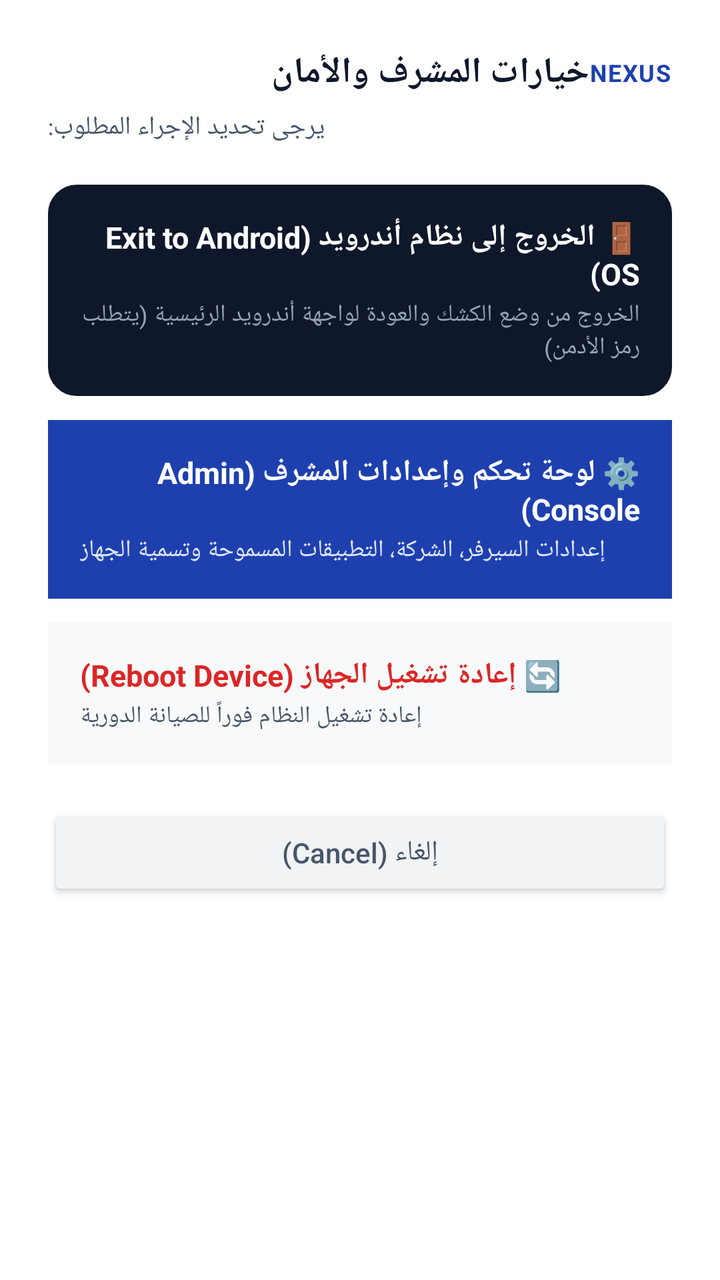
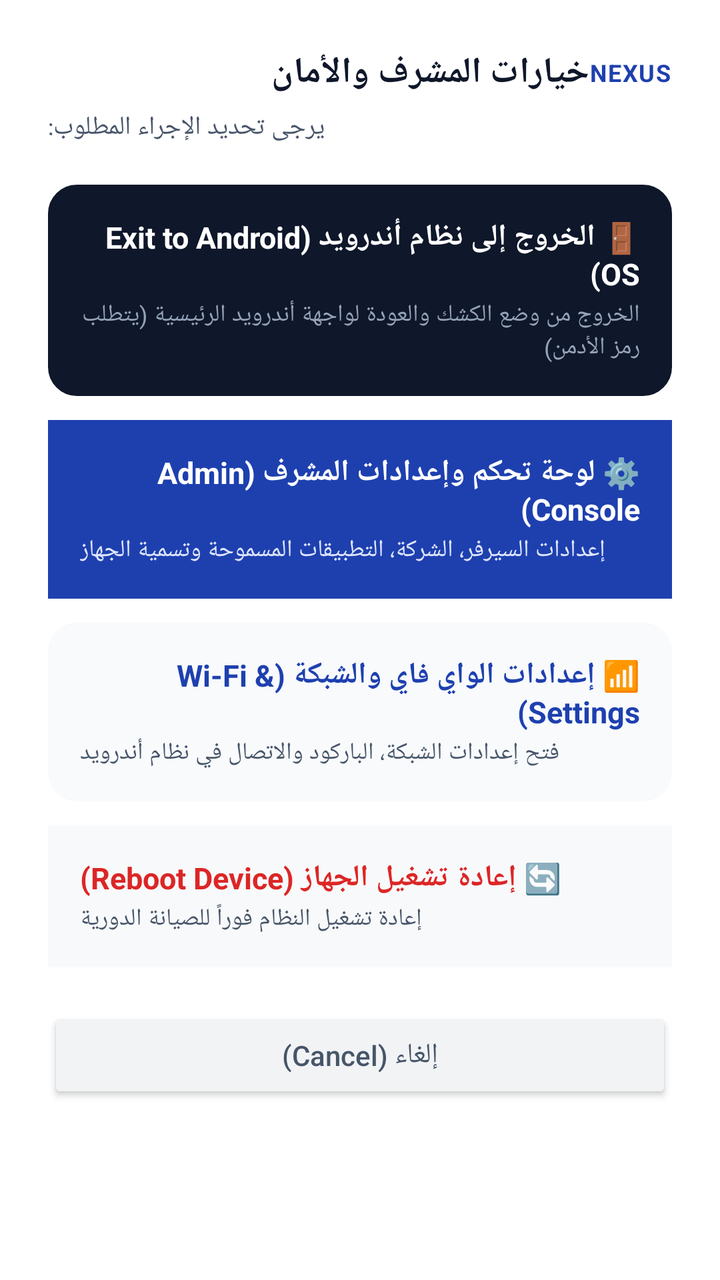

Before-and-after screenshots of an Android layout around one commit, followed by the original layout XML and the change that was made.
<!-- AndroidManifest.xml: application theme Theme.NexusDPC -->
<!-- res/layout/dialog_kiosk_security_menu.xml -->
<?xml version="1.0" encoding="utf-8"?>
<LinearLayout xmlns:android="http://schemas.android.com/apk/res/android"
    android:layout_width="match_parent"
    android:layout_height="wrap_content"
    android:background="@color/nexus_bg_light"
    android:orientation="vertical"
    android:padding="24dp">

    
    <LinearLayout
        android:layout_width="match_parent"
        android:layout_height="wrap_content"
        android:gravity="center_vertical"
        android:orientation="horizontal"
        android:layout_marginBottom="6dp">

        <TextView
            android:layout_width="0dp"
            android:layout_height="wrap_content"
            android:layout_weight="1"
            android:text="خيارات المشرف والأمان"
            android:textColor="@color/nexus_text_primary"
            android:textSize="18sp"
            android:textStyle="bold" />

        <TextView
            android:layout_width="wrap_content"
            android:layout_height="wrap_content"
            android:text="NEXUS"
            android:textColor="@color/nexus_royal_blue"
            android:textSize="12sp"
            android:textStyle="bold"
            android:letterSpacing="0.05" />
    </LinearLayout>

    <TextView
        android:layout_width="wrap_content"
        android:layout_height="wrap_content"
        android:text="يرجى تحديد الإجراء المطلوب:"
        android:textColor="@color/nexus_text_secondary"
        android:textSize="13sp"
        android:layout_marginBottom="20dp" />

    
    <LinearLayout
        android:id="@+id/btnSecurityExitToAndroid"
        android:layout_width="match_parent"
        android:layout_height="wrap_content"
        android:background="@drawable/bg_card"
        android:backgroundTint="#0F172A"
        android:orientation="vertical"
        android:padding="16dp"
        android:clickable="true"
        android:focusable="true"
        android:layout_marginBottom="12dp">

        <TextView
            android:layout_width="wrap_content"
            android:layout_height="wrap_content"
            android:text="🚪 الخروج إلى نظام أندرويد (Exit to Android OS)"
            android:textColor="#FFFFFF"
            android:textSize="15sp"
            android:textStyle="bold" />

        <TextView
            android:layout_width="wrap_content"
            android:layout_height="wrap_content"
            android:text="الخروج من وضع الكشك والعودة لواجهة أندرويد الرئيسية (يتطلب رمز الأدمن)"
            android:textColor="#94A3B8"
            android:textSize="12sp"
            android:layout_marginTop="2dp" />
    </LinearLayout>

    
    <LinearLayout
        android:id="@+id/btnSecurityAdminPin"
        android:layout_width="match_parent"
        android:layout_height="wrap_content"
        android:background="@color/nexus_royal_blue"
        android:orientation="vertical"
        android:padding="16dp"
        android:clickable="true"
        android:focusable="true"
        android:layout_marginBottom="12dp">

        <TextView
            android:layout_width="wrap_content"
            android:layout_height="wrap_content"
            android:text="⚙️ لوحة تحكم وإعدادات المشرف (Admin Console)"
            android:textColor="#FFFFFF"
            android:textSize="15sp"
            android:textStyle="bold" />

        <TextView
            android:layout_width="wrap_content"
            android:layout_height="wrap_content"
            android:text="إعدادات السيرفر، الشركة، التطبيقات المسموحة وتسمية الجهاز"
            android:textColor="#E0E7FF"
            android:textSize="12sp"
            android:layout_marginTop="2dp" />
    </LinearLayout>

    
    <LinearLayout
        android:id="@+id/btnSecurityReboot"
        android:layout_width="match_parent"
        android:layout_height="wrap_content"
        android:background="@color/nexus_surface_light"
        android:orientation="vertical"
        android:padding="16dp"
        android:clickable="true"
        android:focusable="true"
        android:layout_marginBottom="20dp">

        <TextView
            android:layout_width="wrap_content"
            android:layout_height="wrap_content"
            android:text="🔄 إعادة تشغيل الجهاز (Reboot Device)"
            android:textColor="@color/nexus_red"
            android:textSize="15sp"
            android:textStyle="bold" />

        <TextView
            android:layout_width="wrap_content"
            android:layout_height="wrap_content"
            android:text="إعادة تشغيل النظام فوراً للصيانة الدورية"
            android:textColor="@color/nexus_text_secondary"
            android:textSize="12sp"
            android:layout_marginTop="2dp" />
    </LinearLayout>

    
    <Button
        android:id="@+id/btnSecurityCancel"
        android:layout_width="match_parent"
        android:layout_height="wrap_content"
        android:backgroundTint="@color/nexus_surface_subtle"
        android:text="إلغاء (Cancel)"
        android:textAllCaps="false"
        android:textColor="@color/nexus_text_secondary"
        android:textSize="14sp" />

</LinearLayout>
<!-- resources referenced by this layout -->
<resources>
  <color name="nexus_bg_light">#FFFFFF</color>
  <color name="nexus_red">#DC2626</color>
  <color name="nexus_royal_blue">#1E40AF</color>
  <color name="nexus_surface_light">#F8F9FA</color>
  <color name="nexus_surface_subtle">#F1F3F5</color>
  <color name="nexus_text_primary">#0F172A</color>
  <color name="nexus_text_secondary">#475569</color>
  <!-- drawable bg_card (drawable) -->
  <?xml version="1.0" encoding="utf-8"?>
  <shape xmlns:android="http://schemas.android.com/apk/res/android"
      android:shape="rectangle">
      <solid android:color="@color/nexus_surface" />
      <corners android:radius="14dp" />
      <stroke
          android:width="1dp"
          android:color="@color/nexus_border" />
  </shape>
  <style name="Theme.NexusDPC" parent="Theme.MaterialComponents.Light.NoActionBar">
          <item name="colorPrimary">@color/nexus_blue</item>
          <item name="colorPrimaryVariant">@color/nexus_accent</item>
          <item name="colorOnPrimary">#FFFFFF</item>
          <item name="colorSecondary">@color/nexus_accent</item>
          <item name="colorSecondaryVariant">#000000</item>
          <item name="colorOnSecondary">#FFFFFF</item>
  
          <item name="android:statusBarColor">@color/nexus_royal_blue</item>
          <item name="android:navigationBarColor">@color/nexus_bg_light</item>
          <item name="android:windowBackground">@drawable/splash_background</item>
          <item name="android:windowLightStatusBar">false</item>
          <item name="android:windowLightNavigationBar">true</item>
          <item name="android:windowLayoutInDisplayCutoutMode" tools:targetApi="p">shortEdges</item>
      </style>
  <color name="nexus_surface">#F8F9FA</color>
  <color name="nexus_border">#E9ECEF</color>
  <color name="nexus_blue">#2563EB</color>
  <color name="nexus_accent">#0F172A</color>
  <!-- drawable splash_background (drawable) -->
  <?xml version="1.0" encoding="utf-8"?>
  <layer-list xmlns:android="http://schemas.android.com/apk/res/android">
      
      <item android:drawable="@color/nexus_bg_light" />
  
      
      <item
          android:width="140dp"
          android:height="140dp"
          android:gravity="center"
          android:drawable="@drawable/ic_nexus_splash_logo" />
  </layer-list>
  <!-- drawable ic_nexus_splash_logo (drawable) -->
  <?xml version="1.0" encoding="utf-8"?>
  <vector xmlns:android="http://schemas.android.com/apk/res/android"
      android:width="160dp"
      android:height="160dp"
      android:viewportWidth="160"
      android:viewportHeight="160">
      
      <path
          android:fillColor="#1E40AF"
          android:pathData="M30,30h100v100h-100z" />
  
      
      <group
          android:scaleX="3.2"
          android:scaleY="3.2"
          android:translateX="41.6"
          android:translateY="41.6">
          <path
              android:fillColor="#FFFFFF"
              android:pathData="M12,2L2,7l10,5 10,-5 -10,-5zM2,17l10,5 10,-5M2,12l10,5 10,-5" />
      </group>
  </vector>
</resources>

<!-- the commit's change to res/layout/dialog_kiosk_security_menu.xml (unified diff, before → after) -->
@@ -102,6 +102,36 @@
 
     
     <LinearLayout
+        android:id="@+id/btnSecurityWifiSettings"
+        android:layout_width="match_parent"
+        android:layout_height="wrap_content"
+        android:background="@drawable/bg_card"
+        android:backgroundTint="#F8FAFC"
+        android:orientation="vertical"
+        android:padding="16dp"
+        android:clickable="true"
+        android:focusable="true"
+        android:layout_marginBottom="12dp">
+
+        <TextView
+            android:layout_width="wrap_content"
+            android:layout_height="wrap_content"
+            android:text="📶 إعدادات الواي فاي والشبكة (Wi-Fi &amp; Settings)"
+            android:textColor="@color/nexus_royal_blue"
+            android:textSize="15sp"
+            android:textStyle="bold" />
+
+        <TextView
+            android:layout_width="wrap_content"
+            android:layout_height="wrap_content"
+            android:text="فتح إعدادات الشبكة، الباركود والاتصال في نظام أندرويد"
+            android:textColor="@color/nexus_text_secondary"
+            android:textSize="12sp"
+            android:layout_marginTop="2dp" />
+    </LinearLayout>
+
+    
+    <LinearLayout
         android:id="@+id/btnSecurityReboot"
         android:layout_width="match_parent"
         android:layout_height="wrap_content"
